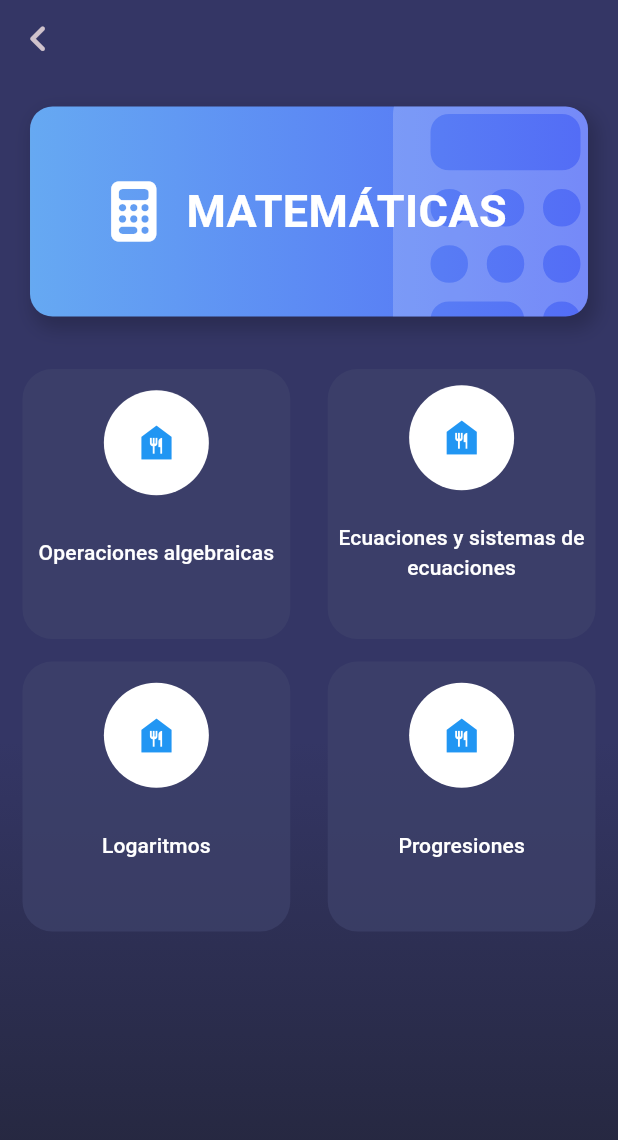
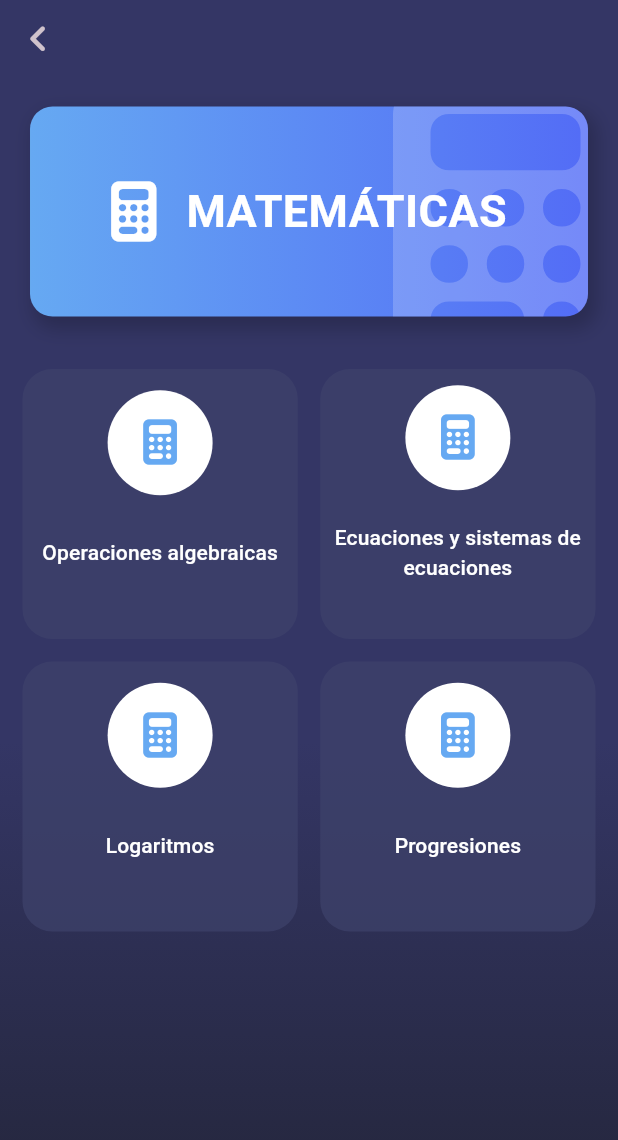
Before and after one commit to LarzlRael/formular.io, a Flutter app: the screen it shows after launch, after a tap on "Matemáticas", on a phone screen of 412 x 824 dp. Shown: the top 1140 px of the screen. Run offline on Flutter 3.47's test engine with Material 2 defaults, Android fonts, the phone set to English and light mode, and no system bars; our stand-ins replace device_info_plus, font_awesome_flutter, go_router, permission_handler; missing offline and left inert: flutter_downloader, pdf_viewer_plugin.

Commit message:
updated code and others small changes

```diff
--- a/lib/pages/formulario_page.dart
+++ b/lib/pages/formulario_page.dart
@@ -57,11 +57,11 @@ class FormularioPage extends StatelessWidget {
                   padding: const EdgeInsets.fromLTRB(15, 15, 15, 0),
                   crossAxisCount: 2,
                   mainAxisSpacing: 15,
-                  crossAxisSpacing: 25,
+                  crossAxisSpacing: 15,
                   itemCount: currentLessonProvider.getLesson.lessons.length,
                   itemBuilder: (context, index) => CircleButton(
-                    color: Colors.blue,
-                    icon: Icons.food_bank,
+                    color: tema.color1,
+                    icon: tema.icon,
                     text: tema.lessons[index].lessonName,
                     onPressed: () {
                       context.push(
```
Also changed, not shown: lib/pages/subtitles_list_page.dart (+30 -2 lines).
